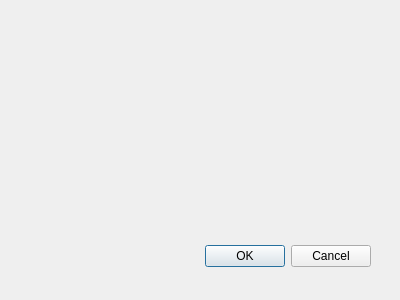
Old version of the form src/dialogs/contents/book/contentsbook.ui in the repository axsapronov/bQella.
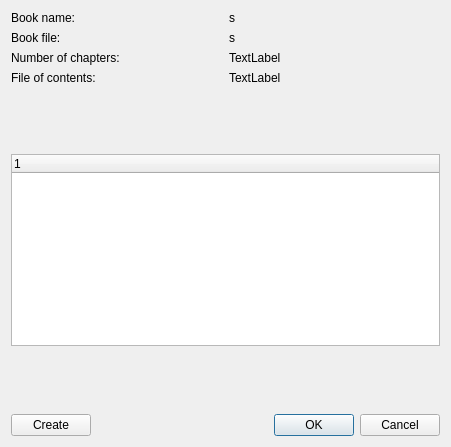
New version of the form.

Commit message: Add forms for contents book , add trigger menu for contents book

```diff
--- a/src/dialogs/contents/book/contentsbook.ui
+++ b/src/dialogs/contents/book/contentsbook.ui
@@ -8,29 +8,131 @@
    <rect>
     <x>0</x>
     <y>0</y>
-    <width>400</width>
-    <height>300</height>
+    <width>451</width>
+    <height>447</height>
    </rect>
   </property>
   <property name="windowTitle">
    <string>Dialog</string>
   </property>
-  <widget class="QDialogButtonBox" name="buttonBox">
-   <property name="geometry">
-    <rect>
-     <x>30</x>
-     <y>240</y>
-     <width>341</width>
-     <height>32</height>
-    </rect>
-   </property>
-   <property name="orientation">
-    <enum>Qt::Horizontal</enum>
-   </property>
-   <property name="standardButtons">
-    <set>QDialogButtonBox::Cancel|QDialogButtonBox::Ok</set>
-   </property>
-  </widget>
+  <layout class="QGridLayout" name="gridLayout_3">
+   <item row="0" column="0">
+    <layout class="QGridLayout" name="gridLayout_2">
+     <item row="0" column="0" colspan="2">
+      <layout class="QGridLayout" name="gridLayout">
+       <item row="0" column="0">
+        <widget class="QLabel" name="sBookName">
+         <property name="text">
+          <string>Book name:</string>
+         </property>
+        </widget>
+       </item>
+       <item row="0" column="1">
+        <widget class="QLabel" name="sBookNameEdit">
+         <property name="text">
+          <string>s</string>
+         </property>
+        </widget>
+       </item>
+       <item row="1" column="0">
+        <widget class="QLabel" name="sBookFile">
+         <property name="text">
+          <string>Book file:</string>
+         </property>
+        </widget>
+       </item>
+       <item row="1" column="1">
+        <widget class="QLabel" name="sBookFileEdit">
+         <property name="text">
+          <string>s</string>
+         </property>
+        </widget>
+       </item>
+       <item row="2" column="0">
+        <widget class="QLabel" name="sChapters">
+         <property name="text">
+          <string>Number of chapters:</string>
+         </property>
+        </widget>
+       </item>
+       <item row="2" column="1">
+        <widget class="QLabel" name="sChaptersEdit">
+         <property name="text">
+          <string>TextLabel</string>
+         </property>
+        </widget>
+       </item>
+       <item row="3" column="0">
+        <widget class="QLabel" name="label">
+         <property name="text">
+          <string>File of contents:</string>
+         </property>
+        </widget>
+       </item>
+       <item row="3" column="1">
+        <widget class="QLabel" name="sFileContents">
+         <property name="text">
+          <string>TextLabel</string>
+         </property>
+        </widget>
+       </item>
+      </layout>
+     </item>
+     <item row="1" column="1">
+      <spacer name="verticalSpacer_2">
+       <property name="orientation">
+        <enum>Qt::Vertical</enum>
+       </property>
+       <property name="sizeHint" stdset="0">
+        <size>
+         <width>20</width>
+         <height>17</height>
+        </size>
+       </property>
+      </spacer>
+     </item>
+     <item row="2" column="0" colspan="2">
+      <widget class="QTreeWidget" name="treeWidget">
+       <column>
+        <property name="text">
+         <string notr="true">1</string>
+        </property>
+       </column>
+      </widget>
+     </item>
+     <item row="3" column="1">
+      <spacer name="verticalSpacer">
+       <property name="orientation">
+        <enum>Qt::Vertical</enum>
+       </property>
+       <property name="sizeHint" stdset="0">
+        <size>
+         <width>20</width>
+         <height>17</height>
+        </size>
+       </property>
+      </spacer>
+     </item>
+     <item row="4" column="0">
+      <widget class="QPushButton" name="pushButton">
+       <property name="text">
+        <string>Create</string>
+       </property>
+      </widget>
+     </item>
+     <item row="4" column="1">
+      <widget class="QDialogButtonBox" name="buttonBox">
+       <property name="orientation">
+        <enum>Qt::Horizontal</enum>
+       </property>
+       <property name="standardButtons">
+        <set>QDialogButtonBox::Cancel|QDialogButtonBox::Ok</set>
+       </property>
+      </widget>
+     </item>
+    </layout>
+   </item>
+  </layout>
  </widget>
  <pixmapfunction/>
  <resources/>
```
Left out of the diff: 5 changed lines with no effect on the pictures. The commit also changes 4 other files.
